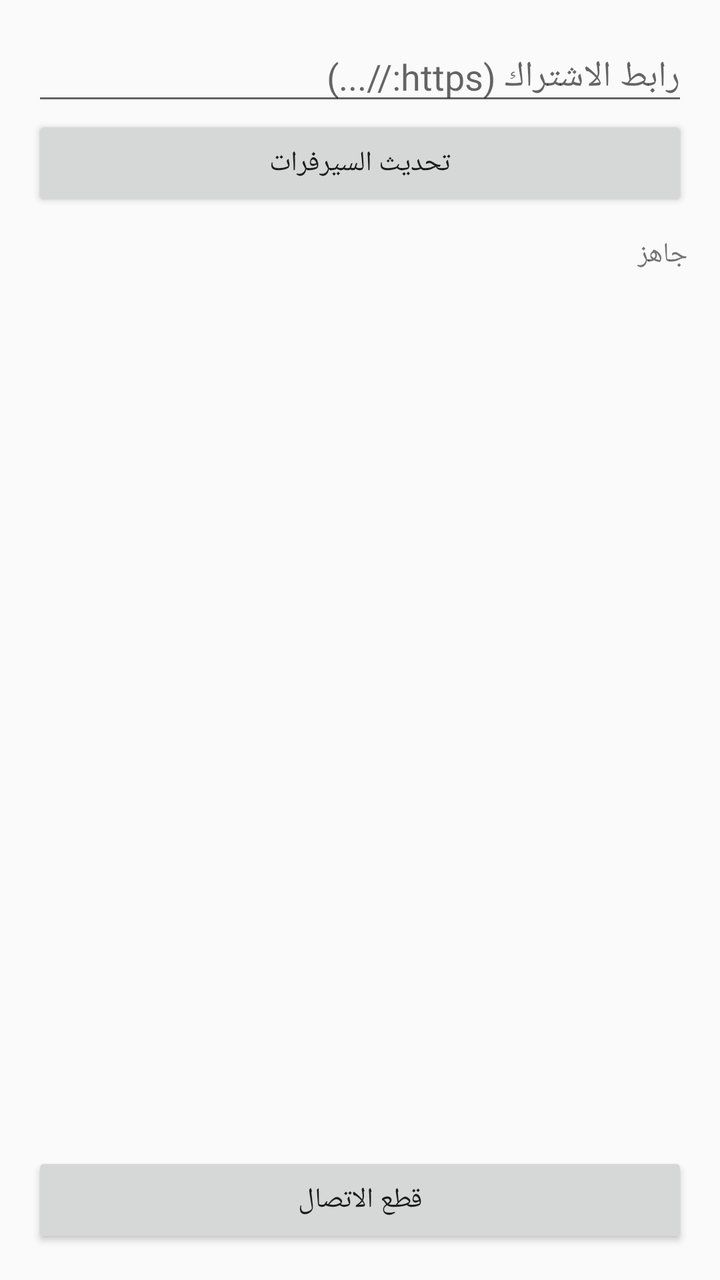
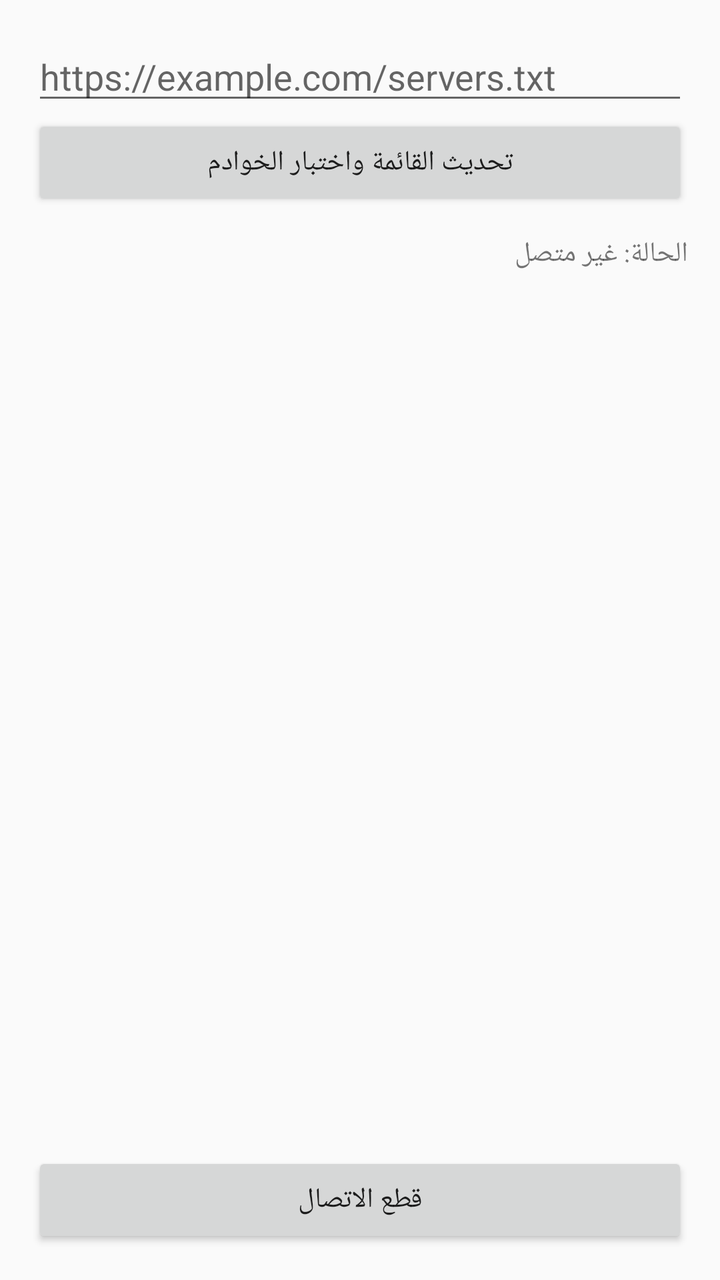

Two renders of the same Android screen: before a commit and after it. Below are the layout's source before the change and the commit's diff.
<!-- AndroidManifest.xml: application theme android:Theme.Material.Light.DarkActionBar -->
<!-- res/layout/activity_main.xml -->
<?xml version="1.0" encoding="utf-8"?>
<LinearLayout xmlns:android="http://schemas.android.com/apk/res/android"
    android:layout_width="match_parent"
    android:layout_height="match_parent"
    android:orientation="vertical"
    android:padding="16dp">

    <EditText
        android:id="@+id/urlInput"
        android:layout_width="match_parent"
        android:layout_height="wrap_content"
        android:hint="رابط الاشتراك (https://...)"
        android:inputType="textUri" />

    <Button
        android:id="@+id/updateButton"
        android:layout_width="match_parent"
        android:layout_height="wrap_content"
        android:text="تحديث السيرفرات" />

    <TextView
        android:id="@+id/statusText"
        android:layout_width="match_parent"
        android:layout_height="wrap_content"
        android:layout_marginTop="12dp"
        android:text="جاهز"
        android:textSize="14sp" />

    <ListView
        android:id="@+id/serverList"
        android:layout_width="match_parent"
        android:layout_height="0dp"
        android:layout_weight="1"
        android:layout_marginTop="8dp" />

    <Button
        android:id="@+id/disconnectButton"
        android:layout_width="match_parent"
        android:layout_height="wrap_content"
        android:text="قطع الاتصال" />

</LinearLayout>
<!-- resources referenced by this layout -->
<resources>

</resources>

<!-- the commit's change to res/layout/activity_main.xml (unified diff, before → after) -->
@@ -9,29 +9,28 @@
         android:id="@+id/urlInput"
         android:layout_width="match_parent"
         android:layout_height="wrap_content"
-        android:hint="رابط الاشتراك (https://...)"
+        android:hint="https://example.com/servers.txt"
         android:inputType="textUri" />
 
     <Button
         android:id="@+id/updateButton"
         android:layout_width="match_parent"
         android:layout_height="wrap_content"
-        android:text="تحديث السيرفرات" />
+        android:text="تحديث القائمة واختبار الخوادم" />
 
     <TextView
         android:id="@+id/statusText"
         android:layout_width="match_parent"
         android:layout_height="wrap_content"
         android:layout_marginTop="12dp"
-        android:text="جاهز"
-        android:textSize="14sp" />
+        android:text="الحالة: غير متصل" />
 
     <ListView
         android:id="@+id/serverList"
         android:layout_width="match_parent"
         android:layout_height="0dp"
         android:layout_weight="1"
-        android:layout_marginTop="8dp" />
+        android:layout_marginTop="12dp" />
 
     <Button
         android:id="@+id/disconnectButton"
